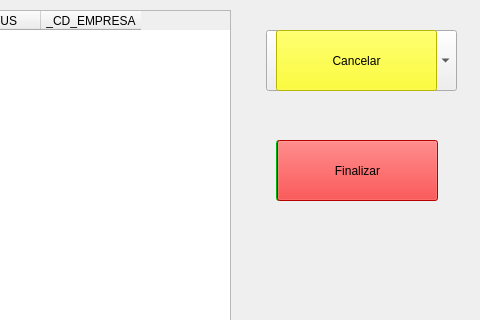
This is Ui/main.ui in GustavoAdM/SeparacaoApp as Qt 5 draws it before an edit; both pictures show x 870 to 1350 and y 0 to 320 of the 1350 by 750 pixel window. The edited form follows.
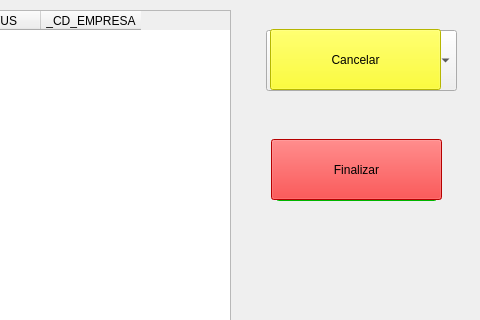
This is the edited form.

What changed in the file:
```diff
--- a/Ui/main.ui
+++ b/Ui/main.ui
@@ -427,18 +427,18 @@
    <widget class="QWidget" name="exibir_finalizar" native="true">
     <property name="geometry">
      <rect>
-      <x>1116</x>
-      <y>20</y>
+      <x>1120</x>
+      <y>19</y>
       <width>221</width>
-      <height>190</height>
+      <height>191</height>
      </rect>
     </property>
     <widget class="QPushButton" name="cancelar">
      <property name="geometry">
       <rect>
-       <x>30</x>
+       <x>20</x>
        <y>10</y>
-       <width>161</width>
+       <width>171</width>
        <height>61</height>
       </rect>
      </property>
@@ -453,9 +453,9 @@
     <widget class="QPushButton" name="finalizar">
      <property name="geometry">
       <rect>
-       <x>31</x>
+       <x>21</x>
        <y>120</y>
-       <width>161</width>
+       <width>171</width>
        <height>61</height>
       </rect>
      </property>
```
